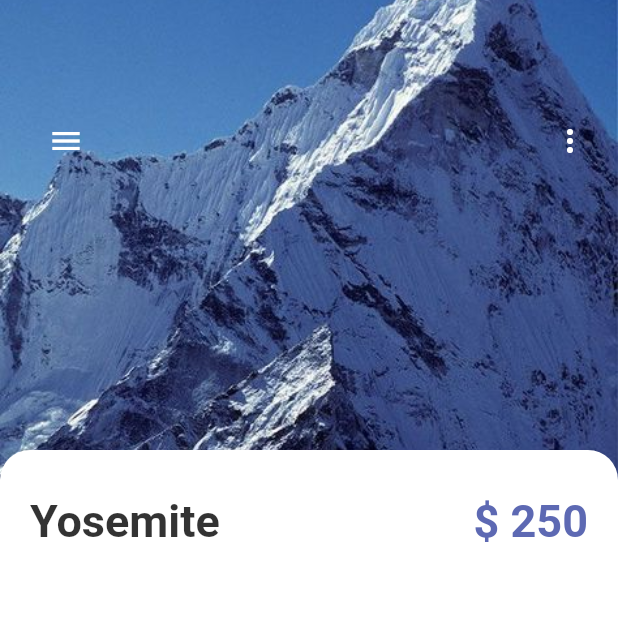
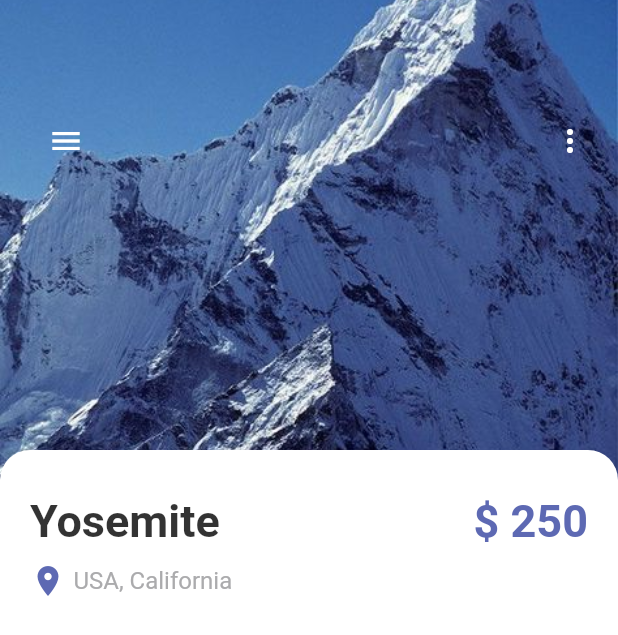
Before and after one commit to sxjal/More-Journeys, a Flutter app: the screen it shows after launch, on a phone screen of 412 x 824 dp. Shown: the top 635 px of the screen. Run offline on Flutter 3.47's test engine with Material 2 defaults, Android fonts, the phone set to English and light mode, and no system bars.

Commit message:
designing detail page

```diff
--- a/lib/pages/detailpage.dart
+++ b/lib/pages/detailpage.dart
@@ -1,6 +1,7 @@
 import 'package:flutter/material.dart';
 import 'package:morejourneys/misc/colors.dart';
 import 'package:morejourneys/widgets/app_large_text.dart';
+import 'package:morejourneys/widgets/app_text.dart';
 
 class DetailPage extends StatefulWidget {
   const DetailPage({super.key});
@@ -85,10 +86,31 @@ class _DetailPageState extends State<DetailPage> {
                             text: "\$ 250", color: AppColors.mainColor),
                       ],
                     ),
+                    const SizedBox(
+                      height: 10,
+                    ),
+                    Row(
+                      children: [
+                        Icon(
+                          Icons.location_on,
+                          color: AppColors.mainColor,
+                        ),
+                        const SizedBox(
+                          width: 5,
+                        ),
+                        AppText(
+                          text: "USA, California",
+                          color: AppColors.mainTextColor,
+                        ),
+                      ],
+                    ),
+                    const SizedBox(
+                      width: 20,
+                    ),
                   ],
                 ),
               ),
-            )
+            ),
           ],
         ),
       ),
```
